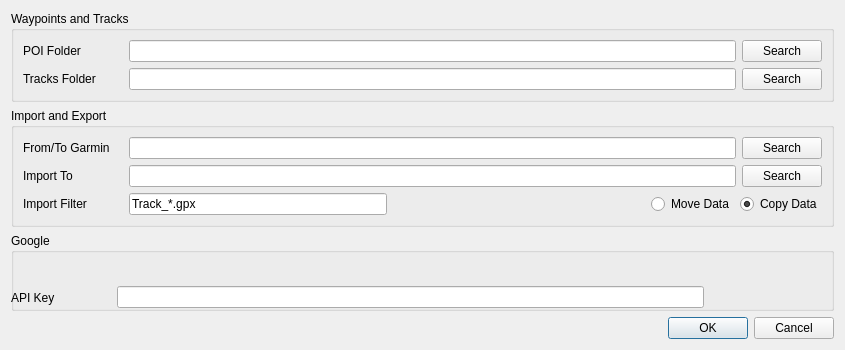
Old version of the form src/configuration.ui in the repository trumpton/POI.
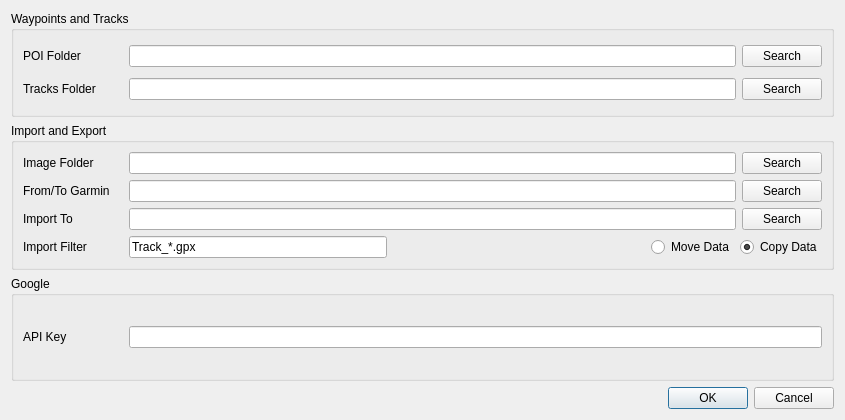
New version of the form. Icons and pictures are not drawn.

What changed in the file:
```diff
--- a/src/configuration.ui
+++ b/src/configuration.ui
@@ -7,7 +7,7 @@
     <x>0</x>
     <y>0</y>
     <width>845</width>
-    <height>350</height>
+    <height>420</height>
    </rect>
   </property>
   <property name="sizePolicy">
@@ -19,13 +19,13 @@
   <property name="minimumSize">
    <size>
     <width>0</width>
-    <height>350</height>
+    <height>420</height>
    </size>
   </property>
   <property name="maximumSize">
    <size>
     <width>16777215</width>
-    <height>350</height>
+    <height>420</height>
    </size>
   </property>
   <property name="windowTitle">
@@ -128,6 +128,42 @@
       <string>Import and Export</string>
      </property>
      <layout class="QVBoxLayout" name="verticalLayout_3">
+      <item>
+       <layout class="QHBoxLayout" name="horizontalLayout_7">
+        <property name="topMargin">
+         <number>0</number>
+        </property>
+        <item>
+         <widget class="QLabel" name="label_7">
+          <property name="minimumSize">
+           <size>
+            <width>100</width>
+            <height>0</height>
+           </size>
+          </property>
+          <property name="maximumSize">
+           <size>
+            <width>100</width>
+            <height>16777215</height>
+           </size>
+          </property>
+          <property name="text">
+           <string>Image Folder</string>
+          </property>
+         </widget>
+        </item>
+        <item>
+         <widget class="QLineEdit" name="confImageFolder"/>
+        </item>
+        <item>
+         <widget class="QPushButton" name="pushButton_ImageFolder">
+          <property name="text">
+           <string>Search</string>
+          </property>
+         </widget>
+        </item>
+       </layout>
+      </item>
       <item>
        <layout class="QHBoxLayout" name="horizontalLayout_3">
         <item>
@@ -266,15 +302,8 @@
      <property name="title">
       <string>Google</string>
      </property>
-     <widget class="QWidget" name="">
-      <property name="geometry">
-       <rect>
-        <x>0</x>
-        <y>40</y>
-        <width>693</width>
-        <height>49</height>
-       </rect>
-      </property>
+     <layout class="QVBoxLayout" name="verticalLayout_4">
+      <item>
       <layout class="QHBoxLayout" name="horizontalLayout_2">
        <item>
         <widget class="QLabel" name="label_2">
@@ -302,7 +331,8 @@
         <widget class="QLineEdit" name="confKey"/>
        </item>
       </layout>
-     </widget>
+      </item>
+     </layout>
     </widget>
    </item>
    <item>
```
Lines whose indentation alone changed are shown as unchanged.
